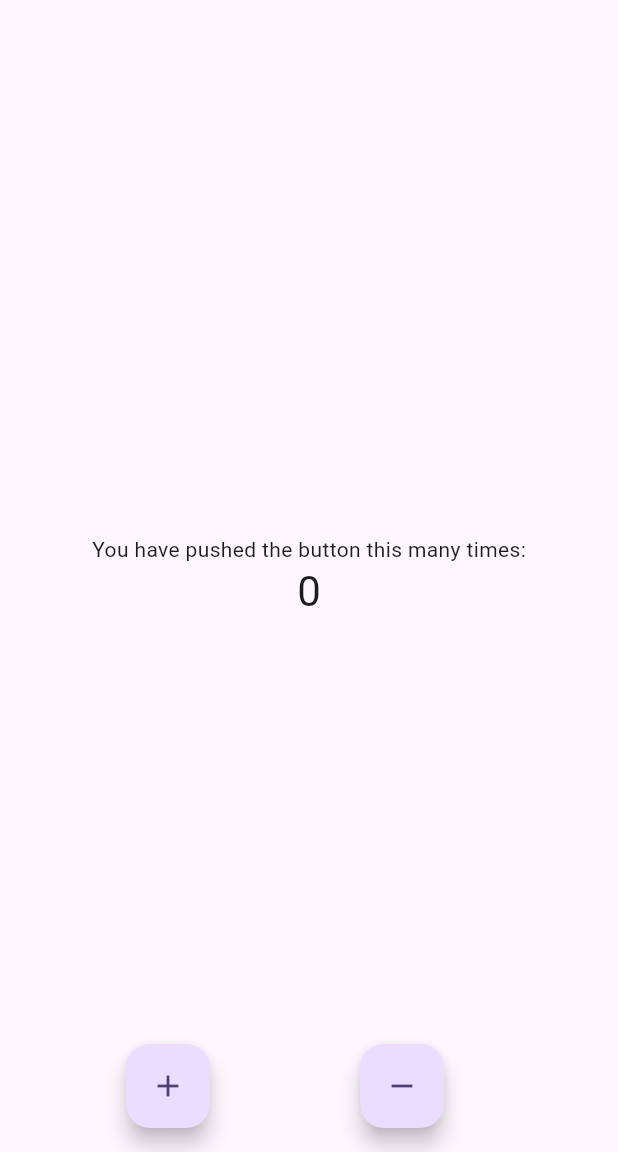
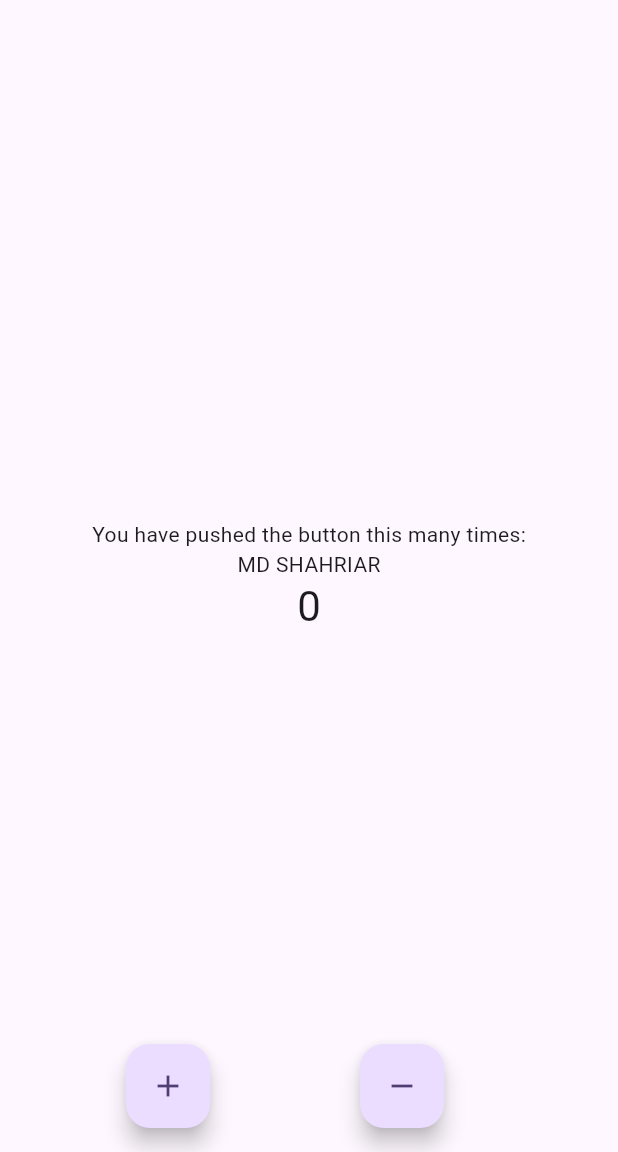
Before and after one commit to shahriarhu/test_git, a Flutter app: the screen it shows after launch, on a phone screen of 412 x 824 dp, the part 84-1236 px from its top. Run offline on Flutter 3.47's test engine with Material 3 defaults, Android fonts, the phone set to English and light mode, and no system bars.

Commit message:
Added name shu

```diff
--- a/lib/main.dart
+++ b/lib/main.dart
@@ -119,6 +119,7 @@ class _MyHomePageState extends State<MyHomePage> {
             const Text(
               'You have pushed the button this many times:',
             ),
+            Text('MD SHAHRIAR'),
             Text(
               '$_counter',
               style: Theme.of(context).textTheme.headlineMedium,
```
